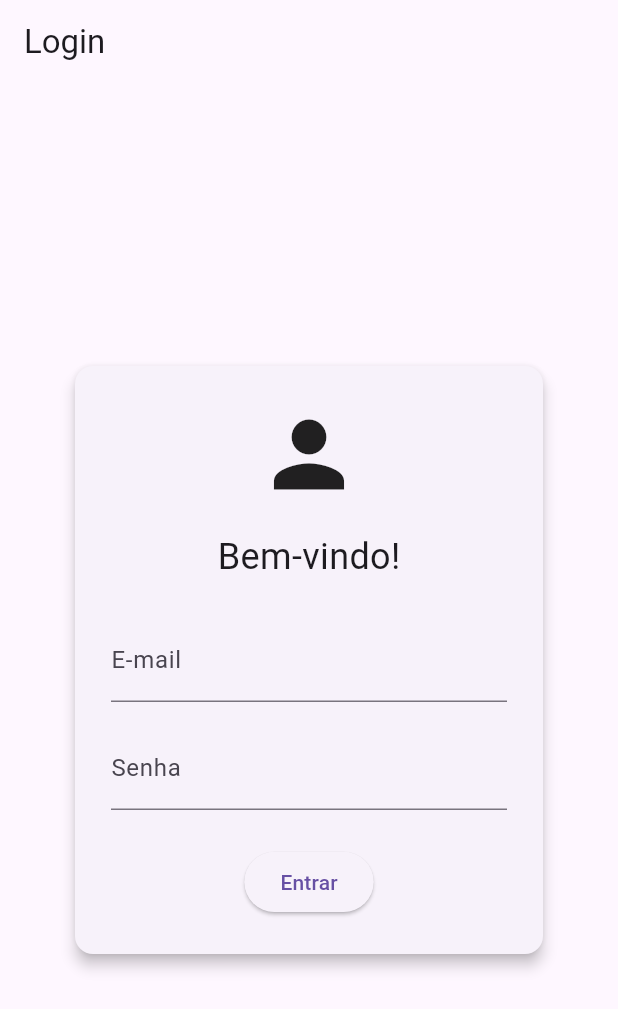
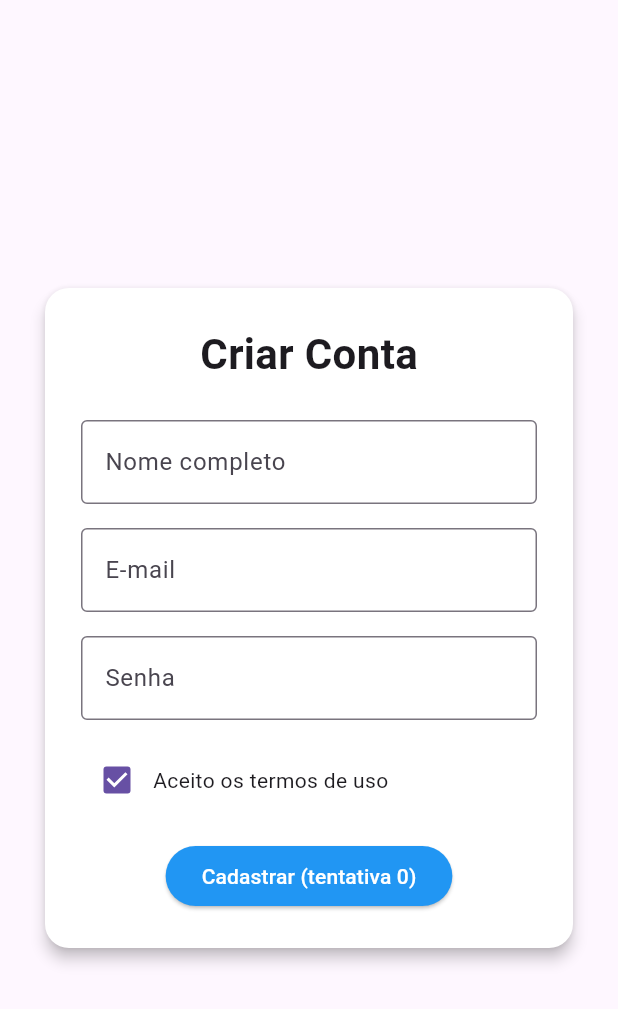
Before and after one commit to eduardaHartkopf/desenvolvimento-dispositivos-moveis, a Flutter app: the screen it shows after launch, on a phone screen of 412 x 824 dp. Shown: the top 1009 px of the screen. Run offline on Flutter 3.47's test engine with Material 3 defaults, Android fonts, the phone set to English and light mode, and no system bars.

Commit message:
Atualiza tela de login com formulário de cadastro feita na aula

```diff
--- a/tela_login/analysis_options.yaml
+++ b/tela_login/analysis_options.yaml
@@ -8,16 +8,6 @@
 # The following line activates a set of recommended lints for Flutter apps,
 # packages, and plugins designed to encourage good coding practices.
 include: package:flutter_lints/flutter.yaml
-
-analyzer:
-  exclude:
-    - build/**
-    - android/**
-    - ios/**
-    - web/**
-    - windows/**
-    - macos/**
-    - linux/**
 
 linter:
   # The lint rules applied to this project can be customized in the
--- a/tela_login/lib/main.dart
+++ b/tela_login/lib/main.dart
@@ -1,52 +1,67 @@
 import 'package:flutter/material.dart';
 
 void main() {
-  runApp(const LoginApp());
+  runApp(const CadastroApp());
 }
 
-class LoginApp extends StatelessWidget {
-  const LoginApp({super.key});
+class CadastroApp extends StatelessWidget {
+  const CadastroApp({super.key});
 
   @override
   Widget build(BuildContext context) {
     return MaterialApp(
-      title: 'Login',
+      title: 'Criar Conta',
       home: Scaffold(
-        appBar: AppBar(
-          title: const Text('Login'),
-        ),
-        body: const LoginBody(),
+        body: const CadastroBody(),
       ),
     );
   }
 }
 
-class LoginBody extends StatelessWidget {
-  const LoginBody({super.key});
+class CadastroBody extends StatefulWidget {
+  const CadastroBody({super.key});
+
+  @override
+  State<CadastroBody> createState() => _CadastroBodyState();
+}
+
+class _CadastroBodyState extends State<CadastroBody> {
+  bool _aceitouTermos = true;
+  int _tentativas = 0;
+
+  void _alternarTermos(bool? valor) {
+    setState(() {
+      _aceitouTermos = valor ?? false;
+    });
+  }
+
+ void _cadastrar() {
+  setState(() {
+    _tentativas++;
+  });
+}
 
   @override
   Widget build(BuildContext context) {
     return Center(
       child: SizedBox(
-        width: 320,
+        width: 360,
         child: Card(
           elevation: 4,
+          color: Colors.white,
+          shape: RoundedRectangleBorder(
+            borderRadius: BorderRadius.circular(16),
+          ),
           child: Padding(
             padding: const EdgeInsets.all(24),
             child: Column(
               mainAxisSize: MainAxisSize.min,
               children: [
-                const Icon(
-                  Icons.person,
-                  size: 70,
-                ),
-
-                const SizedBox(height: 16),
-
                 const Text(
-                  'Bem-vindo!',
+                  'Criar Conta',
                   style: TextStyle(
-                    fontSize: 24,
+                    fontSize: 28,
+                    fontWeight: FontWeight.bold,
                   ),
                 ),
 
@@ -54,7 +69,17 @@ class LoginBody extends StatelessWidget {
 
                 const TextField(
                   decoration: InputDecoration(
+                    labelText: 'Nome completo',
+                    border: OutlineInputBorder(), //aplica as bordas
+                  ),
+                ),
+
+                const SizedBox(height: 16),
+
+                const TextField(
+                  decoration: InputDecoration(
                     labelText: 'E-mail',
+                    border: OutlineInputBorder(),
                   ),
                 ),
 
@@ -64,14 +89,33 @@ class LoginBody extends StatelessWidget {
                   obscureText: true,
                   decoration: InputDecoration(
                     labelText: 'Senha',
+                    border: OutlineInputBorder(),
                   ),
                 ),
 
-                const SizedBox(height: 24),
+               const SizedBox(height: 16),
+
+                Row(
+                  children: [
+                    Checkbox(
+                      value: _aceitouTermos,
+                      onChanged: _alternarTermos,
+                    ),
+                    const Text('Aceito os termos de uso'),
+                  ],
+                ),
+
+                const SizedBox(height: 16),
 
                 ElevatedButton(
-                  onPressed: () {},
-                  child: const Text('Entrar'),
+                  onPressed: _aceitouTermos ? _cadastrar : null,
+                  style: ElevatedButton.styleFrom(
+                    backgroundColor: Colors.blue,
+                    foregroundColor: Colors.white,
+                  ),
+                  child: Text(
+                    'Cadastrar (tentativa $_tentativas)',
+                  ),
                 ),
               ],
             ),
--- a/tela_login/pubspec.yaml
+++ b/tela_login/pubspec.yaml
@@ -19,7 +19,7 @@ publish_to: 'none' # Remove this line if you wish to publish to pub.dev
 version: 1.0.0+1
 
 environment:
-  sdk: ^3.13.0
+  sdk: ^3.12.2
 
 # Dependencies specify other packages that your package needs in order to work.
 # To automatically upgrade your package dependencies to the latest versions
```
Also changed, not shown: tela_login/pubspec.lock, 7 other files.
